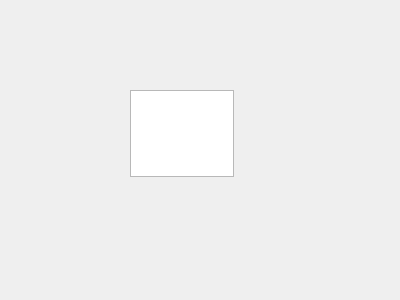
Above: Rank.ui from jimmyss/Bejeweled before the change. Below: the same form after it.
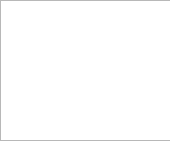
That is the form after the change.

The edit to the form file:
```diff
--- a/Rank.ui
+++ b/Rank.ui
@@ -6,20 +6,20 @@
    <rect>
     <x>0</x>
     <y>0</y>
-    <width>400</width>
-    <height>300</height>
+    <width>170</width>
+    <height>141</height>
    </rect>
   </property>
   <property name="windowTitle">
    <string>QtWidgetsClass</string>
   </property>
-  <widget class="QTextEdit" name="textEdit">
+  <widget class="QTableView" name="tableView">
    <property name="geometry">
     <rect>
-     <x>130</x>
-     <y>90</y>
-     <width>104</width>
-     <height>87</height>
+     <x>0</x>
+     <y>0</y>
+     <width>171</width>
+     <height>141</height>
     </rect>
    </property>
   </widget>
```
